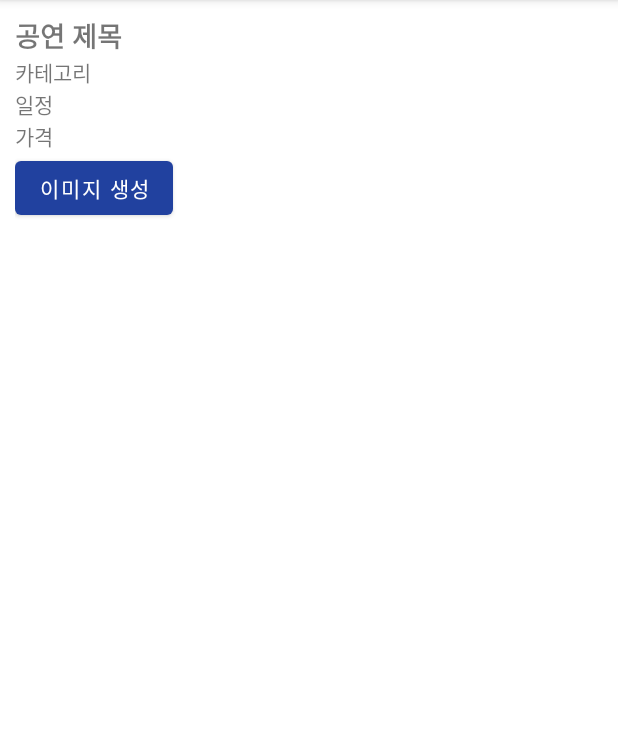
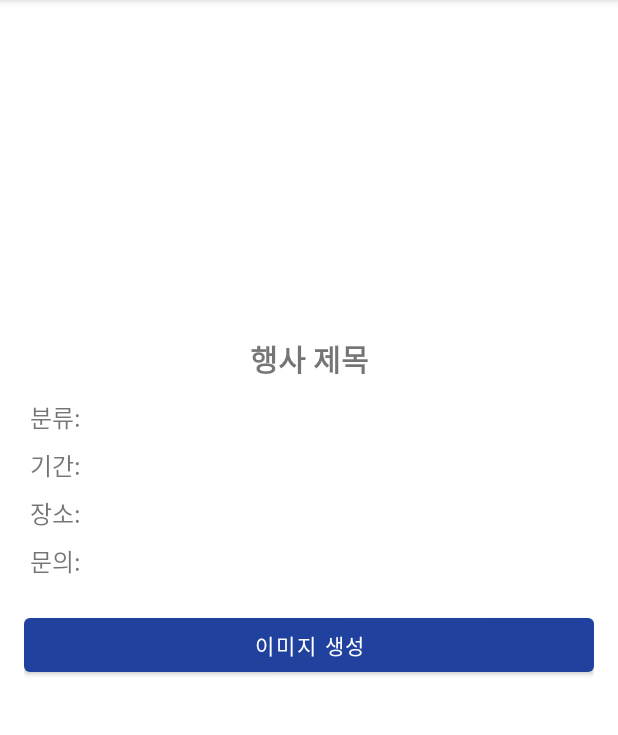
Before and after one commit to jyoon75/Meonail, an Android app: the WishDetailActivity screen opened directly, with no data from a screen before it, on a phone screen of 412 x 824 dp, the part 84-819 px from its top. Run offline under Robolectric (Android 15) with nearby library versions, the phone set to English and light mode, and no system bars; pictures from the network do not load.

Commit message:
공공데이터 전시로 변경

```diff
--- a/app/src/main/AndroidManifest.xml
+++ b/app/src/main/AndroidManifest.xml
@@ -6,6 +6,7 @@
     <uses-permission android:name="android.permission.ACCESS_NETWORK_STATE" />
     <uses-permission android:name="android.permission.WRITE_EXTERNAL_STORAGE" />
     <uses-permission android:name="android.permission.READ_EXTERNAL_STORAGE" />
+
 
     <application
         android:allowBackup="true"
--- a/app/src/main/java/com/example/meonail/ImageCreationActivity.kt
+++ b/app/src/main/java/com/example/meonail/ImageCreationActivity.kt
@@ -13,11 +13,11 @@ import android.os.Environment
 import android.widget.*
 import androidx.appcompat.app.AppCompatActivity
 import com.bumptech.glide.Glide
-import com.example.meonail.model.WishItem
 import java.io.File
 import java.io.FileOutputStream
 import java.io.IOException
 import androidx.core.content.FileProvider
+import com.example.meonail.model.WishItem
 
 class ImageCreationActivity : AppCompatActivity() {
 
@@ -45,9 +45,10 @@ class ImageCreationActivity : AppCompatActivity() {
 
         wishItem?.let {
             Glide.with(this)
-                .load(it.imageUrl)
+                .load(it.imageObject) // 🔥 여기서 `imageUrl`이 아니라 `url` 사용
                 .into(imgPoster)
         }
+
 
         // 🎨 이미지 생성 버튼 클릭 시
         btnGenerateImage.setOnClickListener {
--- a/app/src/main/java/com/example/meonail/WishDetailActivity.kt
+++ b/app/src/main/java/com/example/meonail/WishDetailActivity.kt
@@ -13,23 +13,25 @@ class WishDetailActivity : AppCompatActivity() {
 
     private lateinit var imgPoster: ImageView
     private lateinit var txtTitle: TextView
-    private lateinit var txtCategory: TextView
-    private lateinit var txtDate: TextView
-    private lateinit var txtFee: TextView
+    private lateinit var txtType: TextView
+    private lateinit var txtPeriod: TextView
+    private lateinit var txtLocation: TextView
+    private lateinit var txtContact: TextView
     private lateinit var btnCreateImage: Button
 
     override fun onCreate(savedInstanceState: Bundle?) {
         super.onCreate(savedInstanceState)
-        setContentView(R.layout.activity_wish_detail) // ✅ 새로운 레이아웃 설정
+        setContentView(R.layout.activity_wish_detail)
 
         // ✅ 액션바에 뒤로 가기 버튼 추가
         supportActionBar?.setDisplayHomeAsUpEnabled(true)
 
         imgPoster = findViewById(R.id.imgWishPoster)
         txtTitle = findViewById(R.id.txtWishTitle)
-        txtCategory = findViewById(R.id.txtWishCategory)
-        txtDate = findViewById(R.id.txtWishDate)
-        txtFee = findViewById(R.id.txtWishFee)
+        txtType = findViewById(R.id.txtWishType)
+        txtPeriod = findViewById(R.id.txtWishPeriod)
+        txtLocation = findViewById(R.id.txtWishLocation)
+        txtContact = findViewById(R.id.txtWishContact)
         btnCreateImage = findViewById(R.id.btnCreateImage)
 
         // ✅ Intent로 전달된 WishItem 데이터 가져오기
@@ -37,13 +39,13 @@ class WishDetailActivity : AppCompatActivity() {
 
         wishItem?.let { item ->
             txtTitle.text = item.title
-            txtCategory.text = "카테고리: ${item.category}"
-            txtDate.text = "일정: ${item.eventTime ?: "날짜 정보 없음"}"
-            txtFee.text = "참가비: ${item.participationFee ?: "무료"}"
+            txtPeriod.text = "기간: ${item.period}" // ✅ 전시 또는 행사 기간
+            txtLocation.text = "장소: ${item.eventSite}" // ✅ 행사 장소
+            txtContact.text = "문의: ${item.contactPoint}" // ✅ 문의 연락처
 
             Glide.with(this)
-                .load(item.imageUrl)
-                .into(imgPoster) // `scaleType="fitCenter"`가 적용되므로 따로 크기 조정 불필요
+                .load(item.imageObject)
+                .into(imgPoster)
 
             // ✅ 🔥 버튼 클릭 시 이미지 생성 화면으로 이동
             btnCreateImage.setOnClickListener {
--- a/app/src/main/res/layout/activity_wish_detail.xml
+++ b/app/src/main/res/layout/activity_wish_detail.xml
@@ -3,45 +3,68 @@
     android:layout_width="match_parent"
     android:layout_height="match_parent"
     android:orientation="vertical"
-    android:padding="10dp">
+    android:padding="16dp">
 
+    <!-- 행사 이미지 -->
     <ImageView
         android:id="@+id/imgWishPoster"
         android:layout_width="match_parent"
-        android:layout_height="wrap_content"
-        android:adjustViewBounds="true"
-        android:scaleType="fitCenter"/>
+        android:layout_height="200dp"
+        android:scaleType="fitCenter" />
 
-
+    <!-- 행사 제목 -->
     <TextView
         android:id="@+id/txtWishTitle"
         android:layout_width="match_parent"
         android:layout_height="wrap_content"
-        android:text="공연 제목"
-        android:textSize="18sp"
-        android:textStyle="bold"/>
+        android:text="행사 제목"
+        android:textSize="20sp"
+        android:textStyle="bold"
+        android:gravity="center"
+        android:padding="8dp" />
 
+    <!-- 분류 (전시, 공연, 연극 등) -->
     <TextView
-        android:id="@+id/txtWishCategory"
+        android:id="@+id/txtWishType"
         android:layout_width="match_parent"
         android:layout_height="wrap_content"
-        android:text="카테고리"/>
+        android:text="분류: "
+        android:textSize="16sp"
+        android:padding="4dp" />
 
+    <!-- 행사 기간 -->
     <TextView
-        android:id="@+id/txtWishDate"
+        android:id="@+id/txtWishPeriod"
         android:layout_width="match_parent"
         android:layout_height="wrap_content"
-        android:text="일정"/>
+        android:text="기간: "
+        android:textSize="16sp"
+        android:padding="4dp" />
 
+    <!-- 행사 장소 -->
     <TextView
-        android:id="@+id/txtWishFee"
+        android:id="@+id/txtWishLocation"
         android:layout_width="match_parent"
         android:layout_height="wrap_content"
-        android:text="가격"/>
+        android:text="장소: "
+        android:textSize="16sp"
+        android:padding="4dp" />
 
+    <!-- 문의 연락처 -->
+    <TextView
+        android:id="@+id/txtWishContact"
+        android:layout_width="match_parent"
+        android:layout_height="wrap_content"
+        android:text="문의: "
+        android:textSize="16sp"
+        android:padding="4dp" />
+
+    <!-- 이미지 생성 버튼 -->
     <Button
         android:id="@+id/btnCreateImage"
-        android:layout_width="wrap_content"
+        android:layout_width="match_parent"
         android:layout_height="wrap_content"
-        android:text="이미지 생성"/>
+        android:text="이미지 생성"
+        android:layout_marginTop="16dp" />
+
 </LinearLayout>
--- a/app/src/main/res/layout/activity_wish_list.xml
+++ b/app/src/main/res/layout/activity_wish_list.xml
@@ -10,7 +10,7 @@
         android:id="@+id/txtEmptyWishList"
         android:layout_width="match_parent"
         android:layout_height="wrap_content"
-        android:text="찜한 공연이 없습니다."
+        android:text="찜한 전시가 없습니다."
         android:textSize="16sp"
         android:textAlignment="center"
         android:visibility="gone"
--- a/app/src/main/res/layout/fragment_wish.xml
+++ b/app/src/main/res/layout/fragment_wish.xml
@@ -2,8 +2,7 @@
 <LinearLayout xmlns:android="http://schemas.android.com/apk/res/android"
     android:layout_width="match_parent"
     android:layout_height="match_parent"
-    android:orientation="vertical"
-    android:padding="16dp">
+    android:orientation="vertical">
 
     <androidx.recyclerview.widget.RecyclerView
         android:id="@+id/rvWishList"
--- a/app/src/main/res/xml/network_security_config.xml
+++ b/app/src/main/res/xml/network_security_config.xml
@@ -1,6 +1,7 @@
 <?xml version="1.0" encoding="utf-8"?>
 <network-security-config>
     <domain-config cleartextTrafficPermitted="true">
-        <domain includeSubdomains="true">www.kopis.or.kr</domain>
+        <domain includeSubdomains="true">www.culture.go.kr</domain>
+        <domain includeSubdomains="true">api.kcisa.kr</domain>
     </domain-config>
 </network-security-config>
```
Also changed, not shown: app/build.gradle.kts (+7 -0 lines), app/src/main/java/com/example/meonail/WishFragment.kt (+27 -54 lines), app/src/main/java/com/example/meonail/WishListActivity.kt (+1 -6 lines), app/src/main/java/com/example/meonail/adapter/WishListAdapter.kt (+22 -95 lines), app/src/main/java/com/example/meonail/api/ApiService.kt (+6 -5 lines), app/src/main/java/com/example/meonail/api/RetrofitClient.kt (+13 -3 lines), app/src/main/java/com/example/meonail/model/WishItem.kt (added, +35 -0 lines), app/src/main/java/com/example/meonail/model/WishListResponse.kt (added, +35 -0 lines), app/src/main/java/com/example/meonail/model/wishListResponse.kt (deleted, +0 -55 lines), app/src/main/res/drawable/placeholder.xml (added, +10 -0 lines), app/src/main/res/layout/item_wish.xml (+10 -8 lines).
